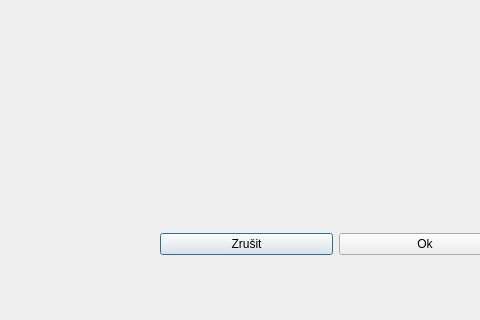
Before: the Qt Designer form addnewinvoice.ui in jelazi/ElectricityCounter, drawn with Qt 5; both pictures show x 0 to 480 and y 186 to 506 of the 658 by 506 pixel window.
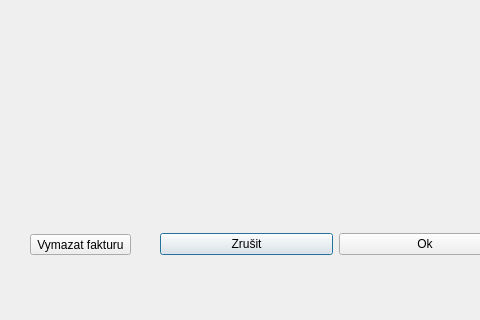
After: the same form once the commit is applied.

```diff
--- a/addnewinvoice.ui
+++ b/addnewinvoice.ui
@@ -63,6 +63,22 @@
    </property>
    <layout class="QVBoxLayout" name="dataLayout"/>
   </widget>
+  <widget class="QPushButton" name="pushButton">
+   <property name="geometry">
+    <rect>
+     <x>30</x>
+     <y>420</y>
+     <width>101</width>
+     <height>21</height>
+    </rect>
+   </property>
+   <property name="text">
+    <string>Vymazat fakturu</string>
+   </property>
+   <property name="default">
+    <bool>false</bool>
+   </property>
+  </widget>
  </widget>
  <resources/>
  <connections/>
```
